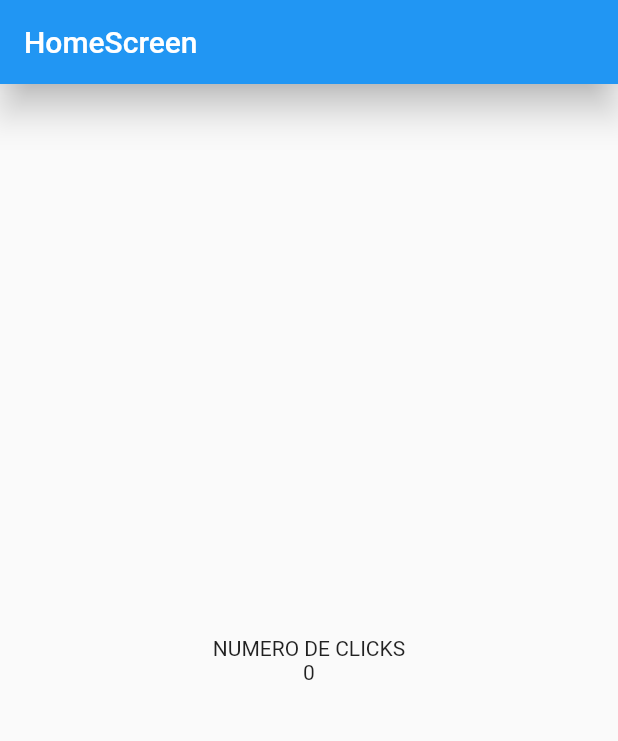
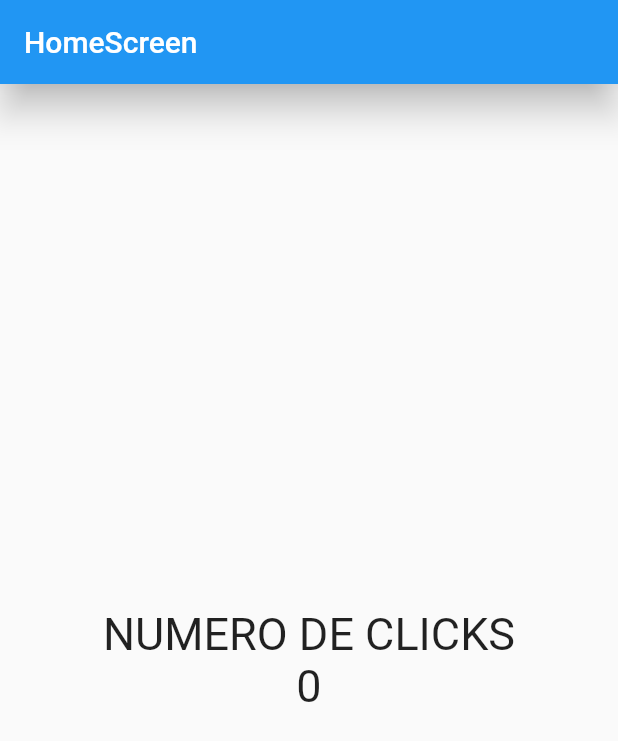
Before and after one commit to teccnoyil/Contador_flutter, a Flutter app: the screen it shows after launch, on a phone screen of 412 x 824 dp. Shown: the top 741 px of the screen. Run offline on Flutter 3.47's test engine with Material 2 defaults, Android fonts, the phone set to English and light mode, and no system bars.

Commit message:
estilos de texto

```diff
--- a/lib/screens/home_screen.dart
+++ b/lib/screens/home_screen.dart
@@ -1,14 +1,16 @@
 import 'package:flutter/material.dart';
 
 class HomeScreen extends StatelessWidget {
-  const HomeScreen({Key? key}): super(key:key); //? Key nos sirve para identificar un widget propiamiente dentro de el contexto
+  const HomeScreen({Key? key}) : super(key: key);
 
   @override
   Widget build(BuildContext context) {
-    //? casi todos los widgets reciben un child o un children
 
-    return Scaffold(  //? prepara nustra aplicacion para que empecemos a trabajar, LIENZO/PARA EMPEZAR A COLOR LOW WIDGETS
-        appBar: AppBar( //? AppBar es un widget que ya existe dentro de material
+    const fontSize30 =  TextStyle(fontSize: 30); //? creamos un parametro con los valores de fontSize
+
+    return Scaffold(
+        //?  LIENZO/PARA EMPEZAR A COLOR LOW WIDGETS
+        appBar: AppBar(
           title: const Text("HomeScreen"),
           elevation: 10.0, //? nos crea una sombra abajo del Appbar
         ),
@@ -16,13 +18,14 @@ class HomeScreen extends StatelessWidget {
           child: Column(
             mainAxisAlignment: MainAxisAlignment.center,
             //crossAxisAlignment: CrossAxisAlignment.center, //? Es relativo al numero de mayor tamaño
-            children: const <Widget>[ //! esto no es necesario, pero nos ayuda a saber que todo lo que llevara a dentro, solo seran widgets
-              Text('NUMERO DE CLICKS'),
-              Text('0'),
+            children:  const[
+              //! esto no es necesario, pero nos ayuda a saber que todo lo que llevara a dentro, solo seran widgets
+              Text('NUMERO DE CLICKS', style: fontSize30,),
+              Text( '0',style: TextStyle(fontSize: 30),
+              ),
             ],
           ),
         ));
-    //throw UnimplementedError(); //? throw => lanzar error implementado, en caso de eror lanza esto
   }
 }
 
```
